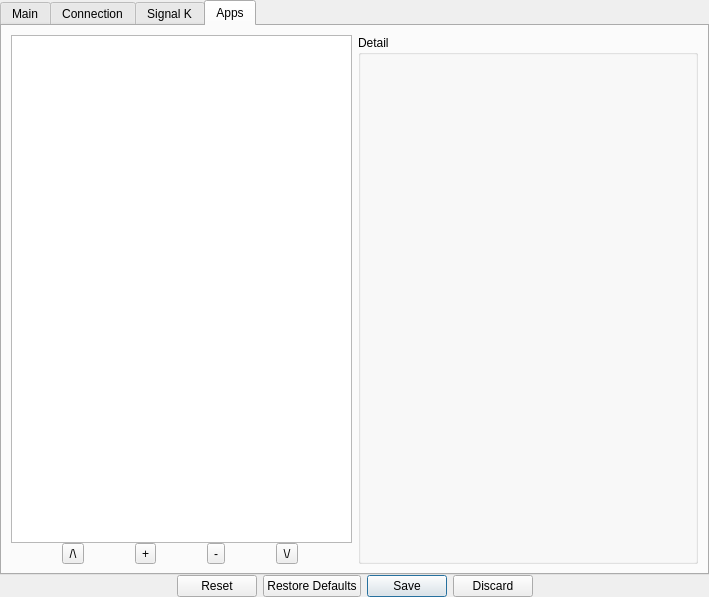
The window that ui/Settings.ui (OpenFairWind/FairWindSK) describes before a commit, drawn with Qt 5.
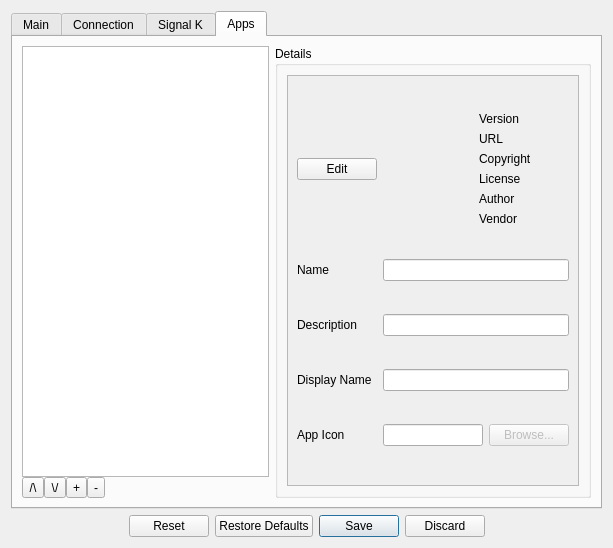
The same window after the commit. The open tabs and pages were chosen to show the change.

Diff of the .ui file:
```diff
--- a/ui/Settings.ui
+++ b/ui/Settings.ui
@@ -9,8 +9,8 @@
    <rect>
     <x>0</x>
     <y>0</y>
-    <width>709</width>
-    <height>597</height>
+    <width>613</width>
+    <height>548</height>
    </rect>
   </property>
   <property name="windowTitle">
@@ -20,21 +20,6 @@
    <string notr="true"/>
   </property>
   <layout class="QGridLayout" name="gridLayout_Settings">
-   <property name="leftMargin">
-    <number>0</number>
-   </property>
-   <property name="topMargin">
-    <number>0</number>
-   </property>
-   <property name="rightMargin">
-    <number>0</number>
-   </property>
-   <property name="bottomMargin">
-    <number>0</number>
-   </property>
-   <property name="spacing">
-    <number>0</number>
-   </property>
    <item row="0" column="0">
     <layout class="QVBoxLayout" name="verticalLayout">
      <item>
@@ -730,6 +715,18 @@
              <property name="dragEnabled">
               <bool>true</bool>
              </property>
+             <property name="dragDropMode">
+              <enum>QAbstractItemView::InternalMove</enum>
+             </property>
+             <property name="iconSize">
+              <size>
+               <width>32</width>
+               <height>32</height>
+              </size>
+             </property>
+             <property name="currentRow">
+              <number>-1</number>
+             </property>
             </widget>
            </item>
            <item>
@@ -744,6 +741,13 @@
                </property>
               </widget>
              </item>
+             <item>
+              <widget class="QToolButton" name="toolButton_Down">
+               <property name="text">
+                <string>\/</string>
+               </property>
+              </widget>
+             </item>
              <item>
               <widget class="QToolButton" name="toolButton_Add">
                <property name="text">
@@ -759,11 +763,17 @@
               </widget>
              </item>
              <item>
-              <widget class="QToolButton" name="toolButton_Down">
-               <property name="text">
-                <string>\/</string>
+              <spacer name="horizontalSpacer">
+               <property name="orientation">
+                <enum>Qt::Horizontal</enum>
                </property>
-              </widget>
+               <property name="sizeHint" stdset="0">
+                <size>
+                 <width>40</width>
+                 <height>20</height>
+                </size>
+               </property>
+              </spacer>
              </item>
             </layout>
            </item>
@@ -778,26 +788,227 @@
             </sizepolicy>
            </property>
            <property name="title">
-            <string>Detail</string>
+            <string>Details</string>
            </property>
+           <layout class="QGridLayout" name="gridLayout_Apps_Details">
+            <item row="0" column="0">
+             <widget class="QScrollArea" name="scrollArea_Apps_Details">
+              <property name="sizePolicy">
+               <sizepolicy hsizetype="Expanding" vsizetype="Expanding">
+                <horstretch>0</horstretch>
+                <verstretch>0</verstretch>
+               </sizepolicy>
+              </property>
+              <property name="horizontalScrollBarPolicy">
+               <enum>Qt::ScrollBarAlwaysOff</enum>
+              </property>
+              <property name="widgetResizable">
+               <bool>true</bool>
+              </property>
+              <widget class="QWidget" name="scrollAreaWidgetContents_Apps_Details_Fields">
+               <property name="geometry">
+                <rect>
+                 <x>0</x>
+                 <y>0</y>
+                 <width>291</width>
+                 <height>384</height>
+                </rect>
+               </property>
+               <layout class="QGridLayout" name="gridLayout_Apps_Details_Fieds">
+                <property name="horizontalSpacing">
+                 <number>-1</number>
+                </property>
+                <item row="0" column="1">
+                 <layout class="QHBoxLayout" name="horizontalLayout_Apps_Details_Fields_Icon">
+                  <item>
+                   <widget class="QLabel" name="label_Apps_Icon"/>
+                  </item>
+                  <item>
+                   <layout class="QGridLayout" name="gridLayout_Apps_Details_Fields_Icon_ReadOnly">
+                    <item row="3" column="1">
+                     <widget class="QLabel" name="label_Apps_Url_Text">
+                      <property name="text">
+                       <string/>
+                      </property>
+                     </widget>
+                    </item>
+                    <item row="6" column="1">
+                     <widget class="QLabel" name="label_Apps_Author_Text">
+                      <property name="text">
+                       <string/>
+                      </property>
+                     </widget>
+                    </item>
+                    <item row="5" column="0">
+                     <widget class="QLabel" name="label_Apps_License">
+                      <property name="text">
+                       <string>License</string>
+                      </property>
+                     </widget>
+                    </item>
+                    <item row="2" column="1">
+                     <widget class="QLabel" name="label_Apps_Version_Text">
+                      <property name="text">
+                       <string/>
+                      </property>
+                     </widget>
+                    </item>
+                    <item row="7" column="1">
+                     <widget class="QLabel" name="label_Apps_Vendor_Text">
+                      <property name="text">
+                       <string/>
+                      </property>
+                     </widget>
+                    </item>
+                    <item row="4" column="1">
+                     <widget class="QLabel" name="label_Apps_Copyright_Text">
+                      <property name="text">
+                       <string/>
+                      </property>
+                     </widget>
+                    </item>
+                    <item row="5" column="1">
+                     <widget class="QLabel" name="label_Apps_License_Text">
+                      <property name="text">
+                       <string/>
+                      </property>
+                     </widget>
+                    </item>
+                    <item row="6" column="0">
+                     <widget class="QLabel" name="label_Apps_Author">
+                      <property name="text">
+                       <string>Author</string>
+                      </property>
+                     </widget>
+                    </item>
+                    <item row="4" column="0">
+                     <widget class="QLabel" name="label_Apps_Copyright">
+                      <property name="text">
+                       <string>Copyright</string>
+                      </property>
+                     </widget>
+                    </item>
+                    <item row="2" column="0">
+                     <widget class="QLabel" name="label_Apps_Version">
+                      <property name="text">
+                       <string>Version</string>
+                      </property>
+                     </widget>
+                    </item>
+                    <item row="7" column="0">
+                     <widget class="QLabel" name="label_Apps_Vendor">
+                      <property name="text">
+                       <string>Vendor</string>
+                      </property>
+                     </widget>
+                    </item>
+                    <item row="3" column="0">
+                     <widget class="QLabel" name="label_Apps_Url">
+                      <property name="text">
+                       <string>URL</string>
+                      </property>
+                     </widget>
+                    </item>
+                   </layout>
+                  </item>
+                 </layout>
+                </item>
+                <item row="10" column="0">
+                 <widget class="QLabel" name="label_Apps_AppIcon">
+                  <property name="text">
+                   <string>App Icon</string>
+                  </property>
+                 </widget>
+                </item>
+                <item row="9" column="1">
+                 <widget class="QLineEdit" name="lineEdit_Apps_DisplayName"/>
+                </item>
+                <item row="8" column="0">
+                 <widget class="QLabel" name="label_Apps_Description">
+                  <property name="text">
+                   <string>Description</string>
+                  </property>
+                 </widget>
+                </item>
+                <item row="10" column="1">
+                 <layout class="QGridLayout" name="gridLayout_Apps_Details_Fields_AppIcon">
+                  <item row="0" column="0">
+                   <widget class="QLineEdit" name="lineEdit_Apps_AppIcon">
+                    <property name="readOnly">
+                     <bool>true</bool>
+                    </property>
+                   </widget>
+                  </item>
+                  <item row="0" column="1">
+                   <widget class="QPushButton" name="pushButton_Apps_AppIcon_Browse">
+                    <property name="enabled">
+                     <bool>false</bool>
+                    </property>
+                    <property name="text">
+                     <string>Browse...</string>
+                    </property>
+                   </widget>
+                  </item>
+                 </layout>
+                </item>
+                <item row="1" column="1">
+                 <widget class="QLineEdit" name="lineEdit_Apps_Name">
+                  <property name="readOnly">
+                   <bool>true</bool>
+                  </property>
+                 </widget>
+                </item>
+                <item row="9" column="0">
+                 <widget class="QLabel" name="label_Apps_DisplayName">
+                  <property name="text">
+                   <string>Display Name</string>
+                  </property>
+                 </widget>
+                </item>
+                <item row="1" column="0">
+                 <widget class="QLabel" name="label_Apps_Name">
+                  <property name="text">
+                   <string>Name</string>
+                  </property>
+                 </widget>
+                </item>
+                <item row="8" column="1">
+                 <widget class="QLineEdit" name="lineEdit_Apps_Description">
+                  <property name="readOnly">
+                   <bool>true</bool>
+                  </property>
+                 </widget>
+                </item>
+                <item row="0" column="0">
+                 <widget class="QPushButton" name="pushButton_Apps_EditSave">
+                  <property name="text">
+                   <string>Edit</string>
+                  </property>
+                 </widget>
+                </item>
+               </layout>
+              </widget>
+             </widget>
+            </item>
+           </layout>
           </widget>
          </item>
         </layout>
        </widget>
       </widget>
      </item>
-     <item>
-      <widget class="QDialogButtonBox" name="buttonBox">
-       <property name="standardButtons">
-        <set>QDialogButtonBox::Discard|QDialogButtonBox::Reset|QDialogButtonBox::RestoreDefaults|QDialogButtonBox::Save</set>
-       </property>
-       <property name="centerButtons">
-        <bool>true</bool>
-       </property>
-      </widget>
-     </item>
     </layout>
    </item>
+   <item row="1" column="0">
+    <widget class="QDialogButtonBox" name="buttonBox">
+     <property name="standardButtons">
+      <set>QDialogButtonBox::Discard|QDialogButtonBox::Reset|QDialogButtonBox::RestoreDefaults|QDialogButtonBox::Save</set>
+     </property>
+     <property name="centerButtons">
+      <bool>true</bool>
+     </property>
+    </widget>
+   </item>
   </layout>
  </widget>
  <resources/>
```
Left out of the diff: 53 changed lines with no effect on the pictures.
